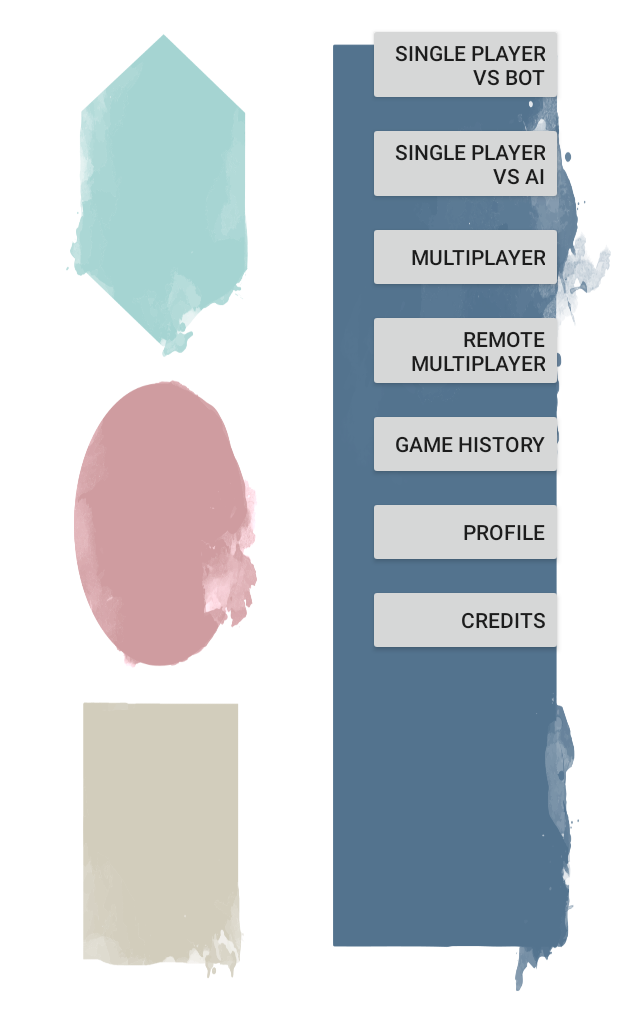
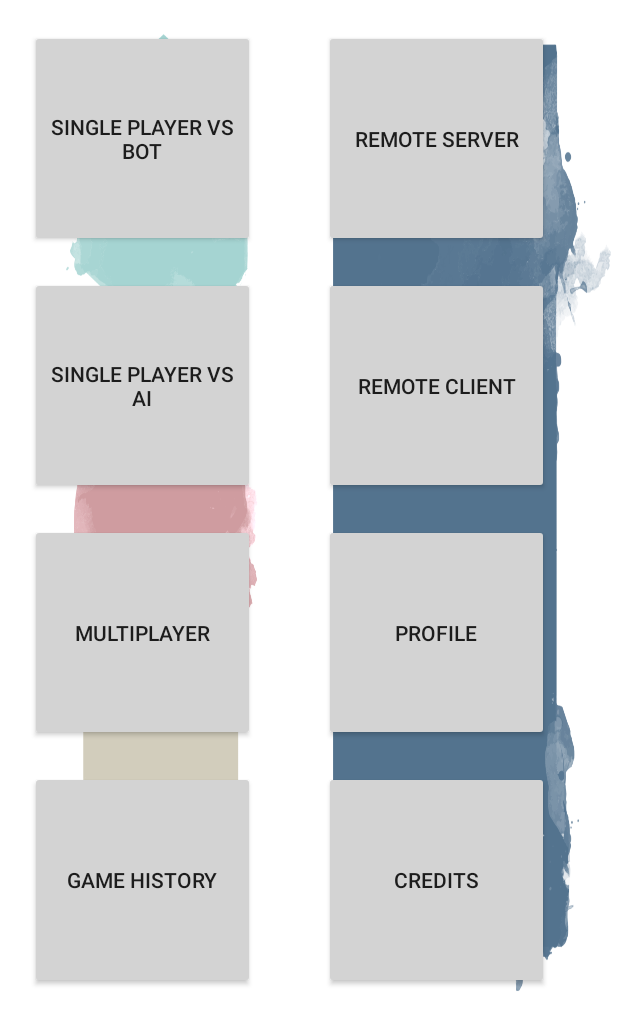
Before and after one commit to woliveirax/ReversiAmov, an Android app: the screen it shows after launch (ReversiMain), on a phone screen of 412 x 824 dp, the part 217-1236 px from its top. Run offline under Robolectric (Android 15) with nearby library versions, the light colour scheme and no system bars.

Commit message:
added listeners for remote

```diff
--- a/app/src/main/res/layout/activity_reversi_menu.xml
+++ b/app/src/main/res/layout/activity_reversi_menu.xml
@@ -22,74 +22,109 @@
     <LinearLayout
         android:layout_width="match_parent"
         android:layout_height="match_parent"
-        android:orientation="vertical"
-        android:paddingTop="10dp"
-        android:paddingRight="31dp"
-        android:background="@drawable/clean_design">
+        android:layout_gravity="center"
+        android:background="@drawable/clean_design"
+        android:gravity="center"
+        android:padding="10dp">
+
+        <LinearLayout
+            android:layout_width="0dp"
+            android:layout_height="match_parent"
+            android:layout_weight="1"
+            android:gravity="top|center"
+            android:orientation="vertical">
 
             <Button
-            android:layout_width="130dp"
-            android:layout_height="wrap_content"
                 android:id="@+id/UniplayerVSBotBtn"
-            android:layout_gravity="right"
-            android:layout_margin="5dp"
-            android:gravity="right|center_vertical"
+                android:layout_width="150dp"
+                android:layout_height="0dp"
+                android:layout_gravity="center_vertical"
+                android:layout_margin="10dp"
+                android:layout_weight="1"
+                android:backgroundTint="#D3D3D3"
                 android:text="Single Player vs Bot" />
 
             <Button
-            android:layout_width="130dp"
-            android:layout_height="wrap_content"
                 android:id="@+id/UniplayerVSAIBtn"
-            android:layout_gravity="right"
-            android:layout_margin="5dp"
-            android:gravity="right|center_vertical"
+                android:layout_width="150dp"
+                android:layout_height="0dp"
+                android:layout_gravity="center_vertical"
+                android:layout_margin="10dp"
+                android:layout_weight="1"
+                android:backgroundTint="#D3D3D3"
                 android:text="Single Player vs AI" />
 
             <Button
-            android:layout_width="130dp"
-            android:layout_height="wrap_content"
                 android:id="@+id/MultiplayerBtn"
-            android:layout_gravity="right"
-            android:layout_margin="5dp"
-            android:gravity="right|center_vertical"
+                android:layout_width="150dp"
+                android:layout_height="0dp"
+                android:layout_gravity="center_vertical"
+                android:layout_margin="10dp"
+                android:layout_weight="1"
+                android:backgroundTint="#D3D3D3"
                 android:text="Multiplayer" />
 
             <Button
-            android:layout_width="130dp"
-            android:layout_height="wrap_content"
-            android:id="@+id/RemoteMultiplayerBtn"
-            android:layout_gravity="right"
-            android:layout_margin="5dp"
-            android:gravity="right|center_vertical"
-            android:text="Remote Multiplayer" />
-
-        <Button
-            android:layout_width="130dp"
-            android:layout_height="wrap_content"
                 android:id="@+id/HistoricBtn"
-            android:layout_gravity="right"
-            android:layout_margin="5dp"
-            android:gravity="right|center_vertical"
+                android:layout_width="150dp"
+                android:layout_height="0dp"
+                android:layout_gravity="center_vertical"
+                android:layout_margin="10dp"
+                android:layout_weight="1"
+                android:backgroundTint="#D3D3D3"
                 android:onClick="onHistory"
                 android:text="Game History" />
 
+
+        </LinearLayout>
+
+        <LinearLayout
+            android:layout_width="0dp"
+            android:layout_height="match_parent"
+            android:layout_weight="1"
+            android:gravity="top|center"
+            android:orientation="vertical">
+
             <Button
-            android:layout_width="130dp"
-            android:layout_height="wrap_content"
+                android:id="@+id/RemoteServerBtn"
+                android:layout_width="150dp"
+                android:layout_height="0dp"
+                android:layout_gravity="center_vertical"
+                android:layout_margin="10dp"
+                android:layout_weight="1"
+                android:backgroundTint="#D3D3D3"
+                android:text="Remote Server" />
+
+            <Button
+                android:id="@+id/RemoteClientBtn"
+                android:layout_width="150dp"
+                android:layout_height="0dp"
+                android:layout_gravity="center_vertical"
+                android:layout_margin="10dp"
+                android:layout_weight="1"
+                android:backgroundTint="#D3D3D3"
+                android:text="Remote Client" />
+
+            <Button
                 android:id="@+id/ProfileBtn"
-            android:layout_gravity="right"
-            android:layout_margin="5dp"
-            android:gravity="right|center_vertical"
+                android:layout_width="150dp"
+                android:layout_height="0dp"
+                android:layout_gravity="center_vertical"
+                android:layout_margin="10dp"
+                android:layout_weight="1"
+                android:backgroundTint="#D3D3D3"
                 android:text="Profile" />
 
             <Button
-            android:layout_width="130dp"
-            android:layout_height="wrap_content"
                 android:id="@+id/CreditsBtn"
-            android:layout_gravity="right"
-            android:layout_margin="5dp"
-            android:gravity="right|center_vertical"
+                android:layout_width="150dp"
+                android:layout_height="0dp"
+                android:layout_gravity="center_vertical"
+                android:layout_margin="10dp"
+                android:layout_weight="1"
+                android:backgroundTint="#D3D3D3"
                 android:text="Credits" />
-    </LinearLayout> // Button menu
+        </LinearLayout>
+    </LinearLayout>
 
 </LinearLayout>
```
Also changed, not shown: app/src/main/java/pt/isec/a21260792/amov_pl/reversi_isrever/Client.java (deleted, +0 -52 lines), app/src/main/java/pt/isec/a21260792/amov_pl/reversi_isrever/ReversiMain.java (+134 -7 lines), app/src/main/res/layout/activity_reversi_menu_landscape.xml (+34 -42 lines). Lines whose indentation alone changed are shown as unchanged.
